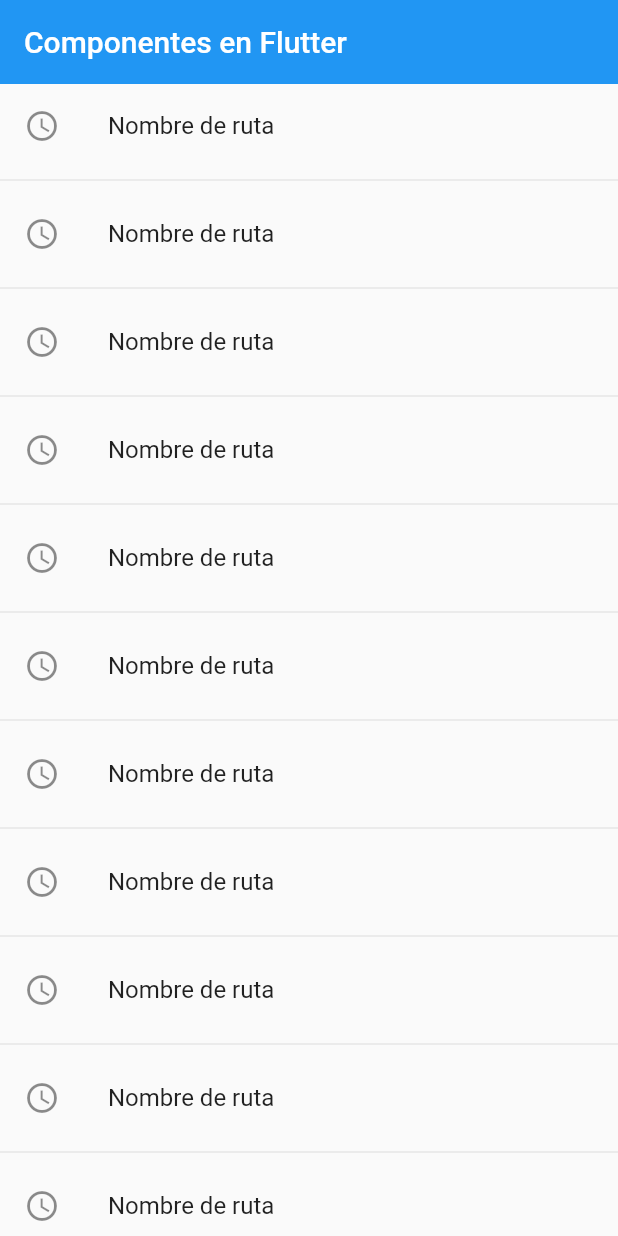
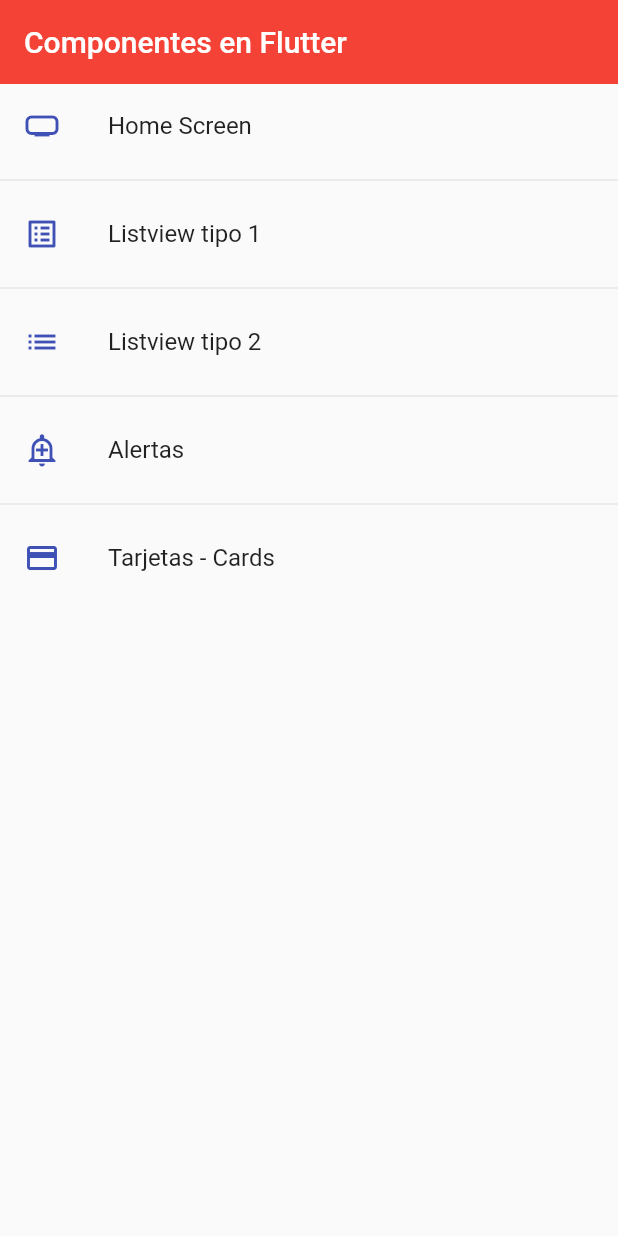
Before and after one commit to LeonardoAbraham/flutter-components, a Flutter app: the screen it shows after launch, on a phone screen of 412 x 824 dp. Run offline on Flutter 3.47's test engine with Material 2 defaults, Android fonts, the phone set to English and light mode, and no system bars.

Commit message:
Tema global para la aplicacion

```diff
--- a/lib/main.dart
+++ b/lib/main.dart
@@ -1,6 +1,7 @@
 import 'package:flutter/material.dart';
 
-import 'screens/screens.dart';
+
+import 'package:fl_components/router/app_routes.dart';
 
 
 
@@ -15,23 +16,19 @@ class MyApp extends StatelessWidget {
         return  MaterialApp(
             debugShowCheckedModeBanner: false,
             title: 'Material App',
-            //home: const CardScreen(),
-            initialRoute: 'home',
-            routes:{
-                'home'      :(BuildContext context) => const HomeScreen(),
-                'listview1' :(BuildContext context) => const Listview1Screen(),
-                'listview2' :(BuildContext context) => const Listview2Screen(),
-                'alert'     :(BuildContext context) => const AlertScreen(),
-                'card'      :(BuildContext context) => const CardScreen()
+            initialRoute: AppRoutes.initialRoute,
+            routes: AppRoutes.getAppRoutes(),
+            onGenerateRoute: AppRoutes.onGenerateRoute,
+            theme: ThemeData.light().copyWith(
+                //Color primario
+                primaryColor: Colors.indigo,
 
-            },
-            onGenerateRoute: (settings){
-                print(settings);
-
-                return MaterialPageRoute(
-                    builder: (context) => const AlertScreen(),
-                );
-            }
+                //AppBar theme
+                appBarTheme: const AppBarTheme(
+                    color:Colors.red,
+                    elevation: 0
+                )
+            ),
         );
     }
 }
--- /dev/null
+++ b/lib/models/menu_option.dart
@@ -0,0 +1,16 @@
+
+import 'package:flutter/material.dart' show IconData, Widget;
+
+class MenuOption {
+    final String route;
+    final IconData icon;
+    final String name;
+    final Widget screen;
+
+    MenuOption({
+        required this.route,
+        required this.icon,
+        required this.name,
+        required this.screen
+    });
+}
--- /dev/null
+++ b/lib/models/models.dart
@@ -0,0 +1 @@
+export 'package:fl_components/models/menu_option.dart';
--- /dev/null
+++ b/lib/router/app_routes.dart
@@ -0,0 +1,46 @@
+import 'package:flutter/material.dart';
+
+import 'package:fl_components/models/models.dart';
+import '../screens/screens.dart';
+
+
+class AppRoutes{
+
+    static const initialRoute = 'home';
+
+    static final menuOptions = <MenuOption> [
+
+        MenuOption(route: 'home', icon: Icons.home_max_outlined, name: 'Home Screen', screen: const HomeScreen()),
+        MenuOption(route: 'listview1', icon: Icons.list_alt, name: 'Listview tipo 1', screen: const Listview1Screen()),
+        MenuOption(route: 'listview2', icon: Icons.list, name: 'Listview tipo 2', screen: const Listview2Screen()),
+        MenuOption(route: 'alert', icon: Icons.add_alert_outlined, name: 'Alertas', screen: const AlertScreen()),
+        MenuOption(route: 'card', icon: Icons.credit_card, name: 'Tarjetas - Cards', screen: const CardScreen()),
+    ];
+
+    static Map<String, Widget Function(BuildContext)> getAppRoutes(){
+
+        Map<String, Widget Function(BuildContext)> appRoutes = {};
+
+        for (final option in menuOptions) {
+            appRoutes.addAll({option.route :(BuildContext context) => option.screen});
+        }
+
+        return appRoutes;
+    }
+
+    /* static Map<String, Widget Function(BuildContext)> routes = {
+                'home'      :(BuildContext context) => const HomeScreen(),
+                'listview1' :(BuildContext context) => const Listview1Screen(),
+                'listview2' :(BuildContext context) => const Listview2Screen(),
+                'alert'     :(BuildContext context) => const AlertScreen(),
+                'card'      :(BuildContext context) => const CardScreen()
+
+            }; */
+
+    static  Route<dynamic> onGenerateRoute (RouteSettings settings){
+                return MaterialPageRoute(
+                    builder: (context) => const AlertScreen(),
+                );
+            }
+
+}
--- a/lib/screens/home_screen.dart
+++ b/lib/screens/home_screen.dart
@@ -1,6 +1,6 @@
-import 'screens.dart';
+import 'package:flutter/material.dart';
 
-import 'package:flutter/material.dart';
+import 'package:fl_components/router/app_routes.dart';
 
 class HomeScreen extends StatelessWidget {
 
@@ -8,28 +8,30 @@ class HomeScreen extends StatelessWidget {
 
     @override
     Widget build(BuildContext context) {
+
+        final menuOptions = AppRoutes.menuOptions;
+
         return Scaffold(
             appBar: AppBar(
                 title: const Text('Componentes en Flutter'),
-                elevation: 0,
             ),
             body:
                 ListView.separated(
                     itemBuilder:(context, index) => ListTile(
-                        leading: const Icon(Icons.access_time_outlined),
-                        title: const Text('Nombre de ruta'),
+                        leading: Icon(menuOptions[index].icon, color:Colors.indigo),
+                        title: Text(menuOptions[index].name),
                         onTap: () {
 
                             //final route = MaterialPageRoute(builder: (context) => const Listview1Screen());
                             //Navigator.push( context, route );
                             //Navigator.pushReplacement(context, route); //Destruye el screen anterior, por ejemplo para despues del loguin
 
-                            Navigator.pushNamed(context, 'card');
+                            Navigator.pushNamed(context, menuOptions[index].route);
 
                         },
                     ),
                     separatorBuilder: ( _ , __ ) => const Divider(),
-                    itemCount: 100
+                    itemCount: menuOptions.length
                 )
         );
     }
--- a/lib/screens/listview2_screen.dart
+++ b/lib/screens/listview2_screen.dart
@@ -10,8 +10,6 @@ class Listview2Screen extends StatelessWidget {
         return Scaffold(
             appBar: AppBar(
                 title: const Text('List view Tipo 2'),
-                elevation: 0,
-                backgroundColor: Colors.indigo,
             ),
             body:
                 ListView.separated(
@@ -20,8 +18,7 @@ class Listview2Screen extends StatelessWidget {
                         title: Text( options[index] ),
                         trailing: const Icon( Icons.arrow_forward_ios_outlined, color: Colors.indigo, ),
                         onTap: () {
-                            final game = options[index];
-                            print( game );
+                            //final game = options[index];
                         },
                     ),
                     separatorBuilder: (_ , __) => const Divider(),
```
